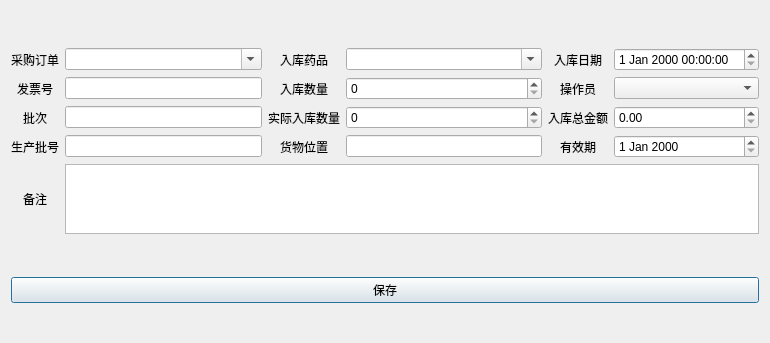
This is ui_app/stock_in_page.ui in live1089/pharmacy_system as Qt 5 draws it before an edit. The edited form follows.
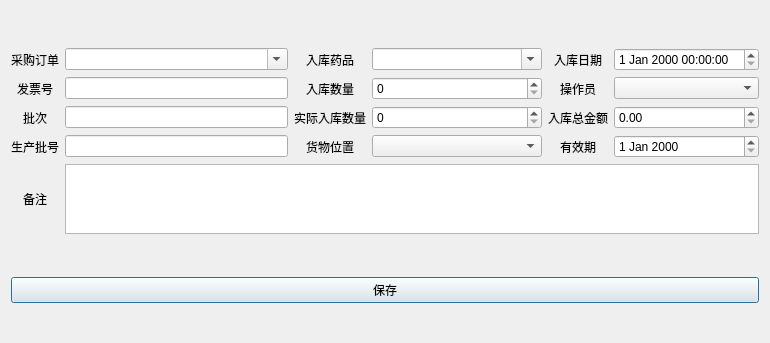
This is the edited form.

What changed in the file:
```diff
--- a/ui_app/stock_in_page.ui
+++ b/ui_app/stock_in_page.ui
@@ -23,9 +23,6 @@
    </item>
    <item row="1" column="0">
     <layout class="QGridLayout" name="gridLayout">
-     <item row="7" column="3">
-      <widget class="QLineEdit" name="location_line_edit"/>
-     </item>
      <item row="7" column="2">
       <widget class="QLabel" name="label_12">
        <property name="text">
@@ -228,6 +225,22 @@
      <item row="4" column="1">
       <widget class="QLineEdit" name="batch_lineEdit"/>
      </item>
+     <item row="7" column="3">
+      <widget class="QComboBox" name="location_combox">
+       <property name="sizePolicy">
+        <sizepolicy hsizetype="Fixed" vsizetype="Fixed">
+         <horstretch>0</horstretch>
+         <verstretch>0</verstretch>
+        </sizepolicy>
+       </property>
+       <property name="minimumSize">
+        <size>
+         <width>170</width>
+         <height>0</height>
+        </size>
+       </property>
+      </widget>
+     </item>
     </layout>
    </item>
    <item row="0" column="0">
```
